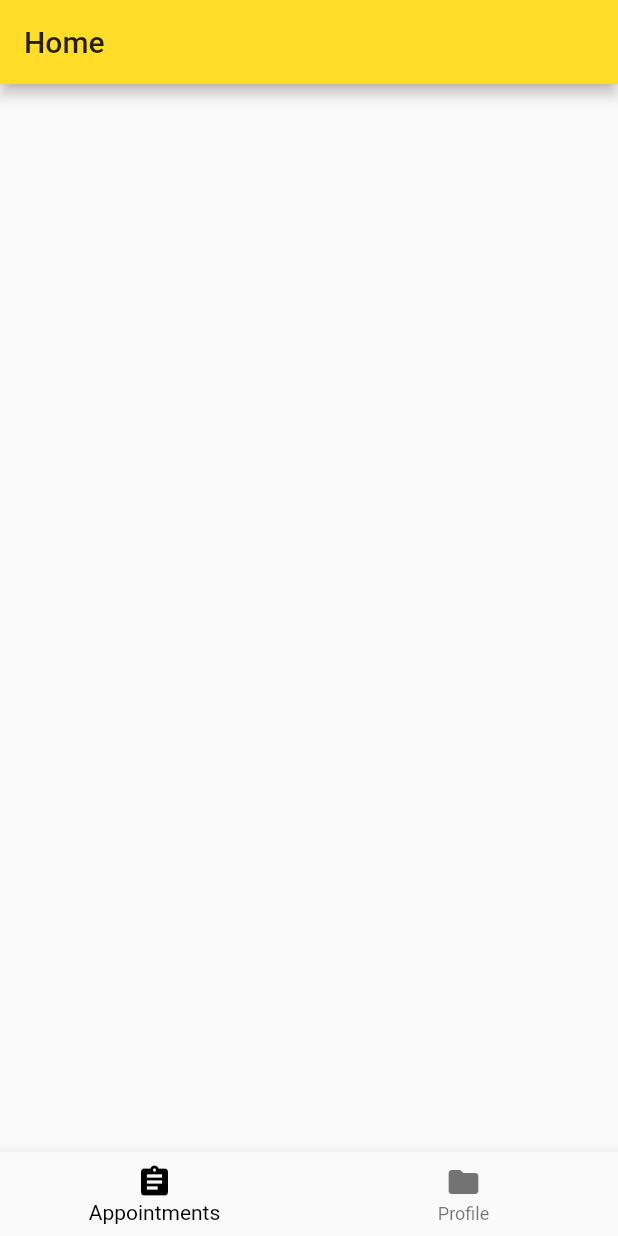
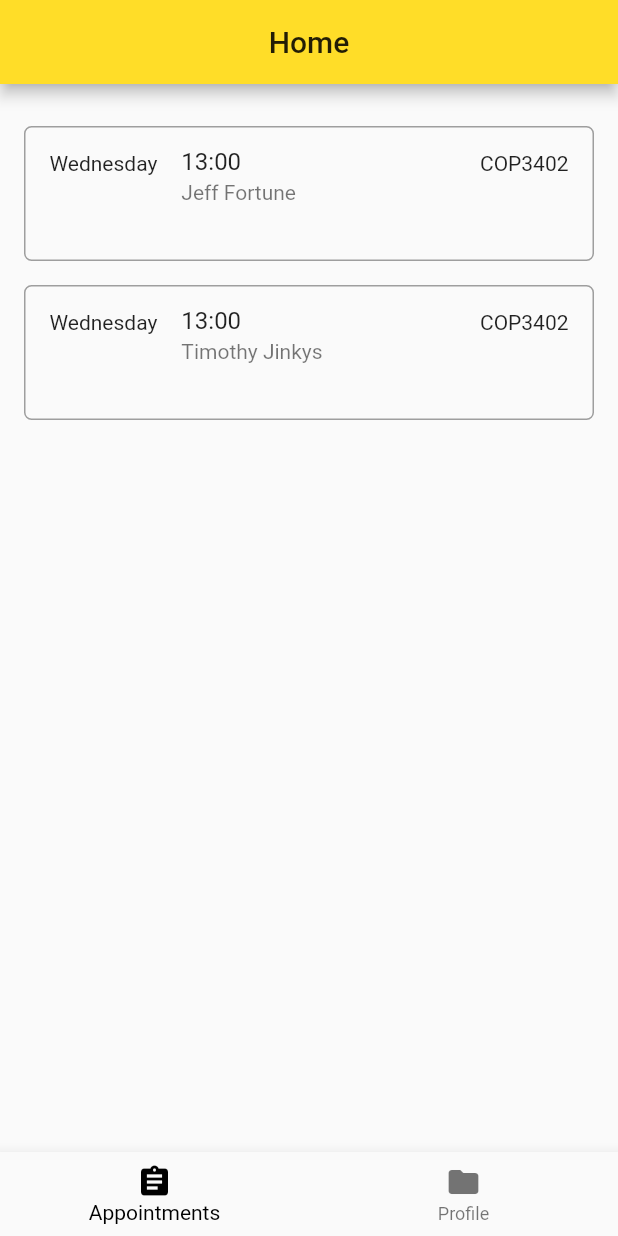
Before and after one commit to coolfortune/Tuter, a Flutter app: the HomePage screen opened directly, on a phone screen of 412 x 824 dp. Run offline on Flutter 3.47's test engine with Material 2 defaults, Android fonts, the phone set to English and light mode, and no system bars; our stand-ins replace cloud_firestore, firebase_auth; accounts and stored records are empty.

Commit message:
appointment list

```diff
--- a/lib/appointment.dart
+++ b/lib/appointment.dart
@@ -1,19 +1,32 @@
+import 'package:cloud_firestore/cloud_firestore.dart';
 import 'package:flutter/material.dart';
+import 'package:Tuter/users.dart';
 
-class Appointment extends StatelessWidget {
+class Appointment {
   final String className;
   final String time;
   final String date;
-  final String tutor;
+  final String tutorName;
+  final DocumentReference reference;
 
-  Appointment({this.className, this.time, this.date, this.tutor});
+  Appointment({this.className, this.time, this.date, this.tutorName, this.reference});
+
+  Appointment.fromMap(Map<String, dynamic> map, {this.reference})
+    :assert(map['className'] != null),
+    assert(map['time'] != null),
+    //assert(map['tuterName'] != null),
+    className = map['className'],
+    time = map['time'],
+    date = map['date'],
+    tutorName = map['tutorName'];
+
+
+
+    Appointment.fromSnapshot(DocumentSnapshot snapshot)
+      :this.fromMap(snapshot.data, reference: snapshot.reference);
+
 
   @override
-  Widget build(BuildContext context) {
-    return Row(
-      children: <Widget>[
+ String toString() => "Appointment<$className:$time:$date:$tutorName>";
 
-      ],
-    );
-  }
 }
--- a/lib/home.dart
+++ b/lib/home.dart
@@ -1,5 +1,8 @@
 import 'package:flutter/material.dart';
 import 'package:Tuter/appointment.dart';
+import 'package:cloud_firestore/cloud_firestore.dart';
+
+
 
 
 class HomePage extends StatefulWidget {
@@ -17,33 +20,55 @@ class _HomePage extends State<HomePage> with SingleTickerProviderStateMixin {
     });
   }
 
-  final _pageOptions = [
-    Text('Appointment Page'),
-    Text('Profile Page'),
+  final _appointmentList = [
+    {"className": 'COP3402', "time": '13:00', "date": 'Wednesday', "tutorName": 'Jeff Fortune'},
+    {"className": 'COP3402', "time": '13:00', "date": 'Wednesday', "tutorName": 'Timothy Jinkys'},
   ];
 
+  Widget _buildBody(BuildContext context) {
+    // TODO: get actual snapshot from Cloud Firestore
+    return _buildList(context, _appointmentList);
+  }
 
-  Widget appointmentList() {
+  Widget _buildList(BuildContext context, List<Map> snapshot) {
     return ListView(
-      children: <Appointment>[
-        new Appointment(className: 'COP3402', time: '13:00', date: 'Wednesday', tutor: 'Jeff',)
-      ],
+      padding: const EdgeInsets.only(top: 20.0),
+      children: snapshot.map((data) => _buildListItem(context, data)).toList()
     );
   }
 
-  final _appointmentList = [
-    Appointment(className: 'COP3402', time: '13:00', date: 'Wednesday', tutor: 'Jeff',),
-    Appointment(className: 'COP4210', time: '14:00', date: 'Thursday', tutor: 'Tim'),
-  ];
+
+  Widget _buildListItem(BuildContext context, Map data) {
+    final record = Appointment.fromMap(data);
+
+    return Padding(
+      key: ValueKey(record.tutorName),
+      padding: const EdgeInsets.symmetric(horizontal: 16.0, vertical: 8.0),
+      child: Container(
+        decoration: BoxDecoration(
+          border: Border.all(color: Colors.grey),
+          borderRadius: BorderRadius.circular(5.0),
+        ),
+        child: ListTile(
+          title: Text(record.time),
+          leading: Text(record.date),
+          trailing: Text(record.className),
+          isThreeLine: true,
+          subtitle: Text(record.tutorName),
+          onTap: () => print(record),
+        ),
+      ),
+    );
+  }
 
 
   @override
   Widget build(BuildContext context) {
     return Scaffold(
       appBar: AppBar(
-        title: Text('Home'),
-      ),
-      body: Center(child: _appointmentList[_selectedIndex]),
+          title: Center(child: Text('Home')),
+        ),
+      body: _buildBody(context),
       bottomNavigationBar: BottomNavigationBar(
         items: const <BottomNavigationBarItem>[
           BottomNavigationBarItem(
@@ -60,6 +85,7 @@ class _HomePage extends State<HomePage> with SingleTickerProviderStateMixin {
         onTap: _onItemTapped,
         selectedItemColor: Color(0xFF000000),
       ),
+
     );
 
   }
--- /dev/null
+++ b/lib/users.dart
@@ -0,0 +1,17 @@
+class Tutor {
+  final String firstName;
+  final String lastName;
+  final String major;
+  final bool verified;
+  final int rating;
+  final List<String> schedule;
+
+  Tutor({this.firstName, this.lastName, this.major, this.rating, this.schedule, this.verified,});
+
+
+}
+
+
+class Student {
+
+}
--- a/pubspec.yaml
+++ b/pubspec.yaml
@@ -20,6 +20,7 @@ dependencies:
   flutter:
     sdk: flutter
   firebase_auth: ^0.15.5+3
+  cloud_firestore: ^0.13.4+2
 
   # The following adds the Cupertino Icons font to your application.
   # Use with the CupertinoIcons class for iOS style icons.
```
Also changed, not shown: pubspec.lock, 2 other files.
